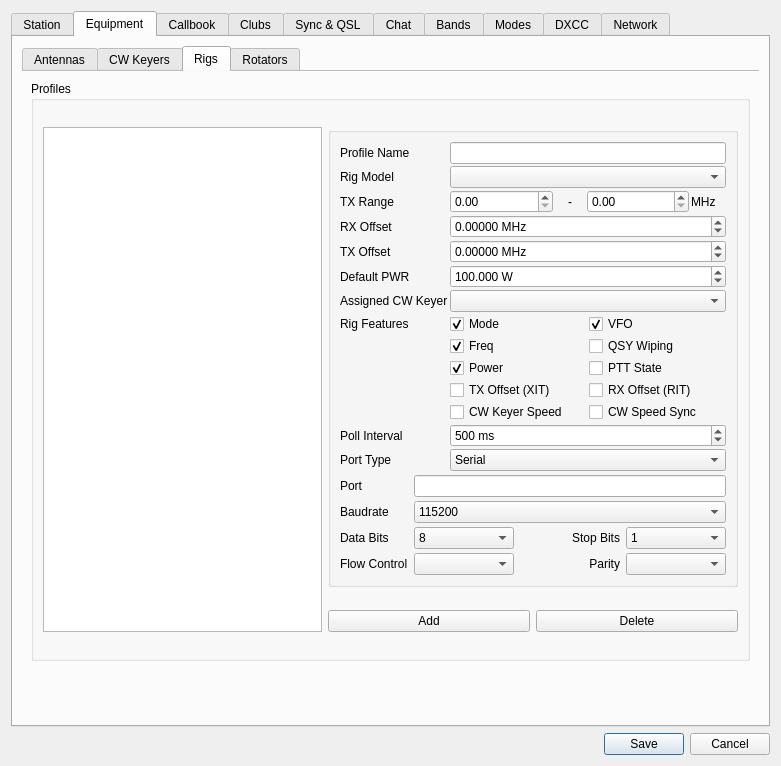
Before: the Qt Designer form ui/SettingsDialog.ui in k5mcd/QLog, drawn with Qt 5.
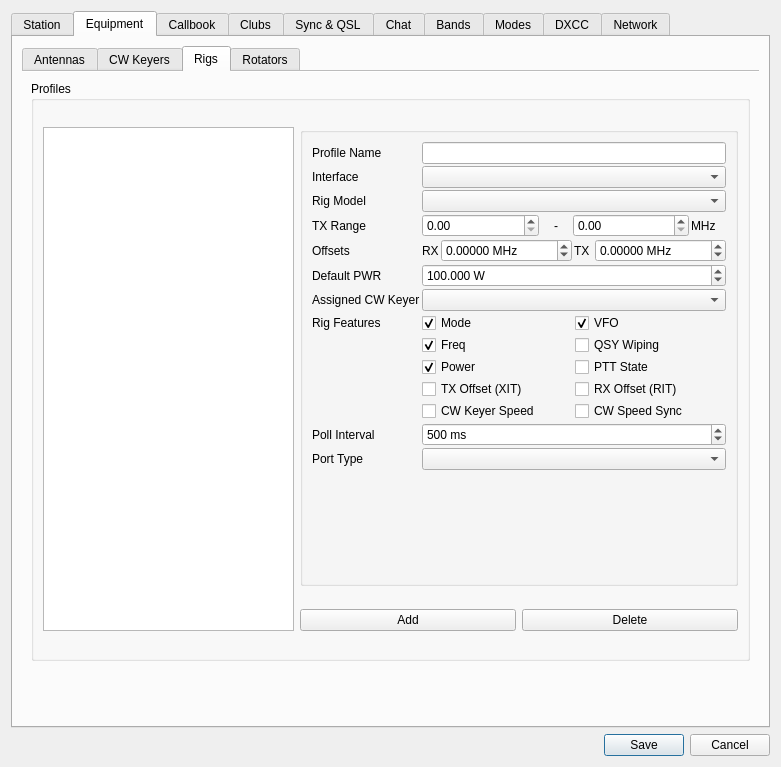
After: the same form once the commit is applied. The open tabs and pages were chosen to show the change. Icons and pictures are not drawn.

What changed in the file:
```diff
--- a/ui/SettingsDialog.ui
+++ b/ui/SettingsDialog.ui
@@ -7,7 +7,7 @@
     <x>0</x>
     <y>0</y>
     <width>781</width>
-    <height>766</height>
+    <height>767</height>
    </rect>
   </property>
   <property name="windowTitle">
@@ -1375,16 +1375,26 @@
                   </widget>
                  </item>
                  <item row="1" column="0">
+                  <widget class="QLabel" name="rigInterfaceLabel">
+                   <property name="text">
+                    <string>Interface</string>
+                   </property>
+                  </widget>
+                 </item>
+                 <item row="1" column="1">
+                  <widget class="QComboBox" name="rigInterfaceCombo"/>
+                 </item>
+                 <item row="2" column="0">
                   <widget class="QLabel" name="rigModelLabel">
                    <property name="text">
                     <string>Rig Model</string>
                    </property>
                   </widget>
                  </item>
-                 <item row="1" column="1">
+                 <item row="2" column="1">
                   <widget class="QComboBox" name="rigModelSelect"/>
                  </item>
-                 <item row="2" column="0">
+                 <item row="3" column="0">
                   <widget class="QLabel" name="txRangeLabel">
                    <property name="toolTip">
                     <string>Minimum and maximum TX frequencies. Specific ranges are derived from allowed Band in the Setting.</string>
@@ -1394,7 +1404,7 @@
                    </property>
                   </widget>
                  </item>
-                 <item row="2" column="1">
+                 <item row="3" column="1">
                   <layout class="QHBoxLayout" name="horizontalLayout_5">
                    <item>
                     <widget class="QDoubleSpinBox" name="rigTXFreqMinSpinBox">
@@ -1447,14 +1457,23 @@
                    </item>
                   </layout>
                  </item>
-                 <item row="3" column="0">
+                 <item row="4" column="0">
+                  <widget class="QLabel" name="rigOffsetsLabel">
+                   <property name="text">
+                    <string>Offsets</string>
+                   </property>
+                  </widget>
+                 </item>
+                 <item row="4" column="1">
+                  <layout class="QHBoxLayout" name="horizontalLayout_2">
+                   <item>
                   <widget class="QLabel" name="rigRXOffsetLabel">
                    <property name="text">
-                    <string>RX Offset</string>
+                      <string>RX</string>
                    </property>
                   </widget>
                  </item>
-                 <item row="3" column="1">
+                   <item>
                   <widget class="QDoubleSpinBox" name="rigRXOffsetSpinBox">
                    <property name="sizePolicy">
                     <sizepolicy hsizetype="Minimum" vsizetype="Fixed">
@@ -1482,14 +1501,14 @@
                    </property>
                   </widget>
                  </item>
-                 <item row="4" column="0">
+                   <item>
                   <widget class="QLabel" name="rigTXOffsetLabel">
                    <property name="text">
-                    <string>TX Offset</string>
+                      <string>TX </string>
                    </property>
                   </widget>
                  </item>
-                 <item row="4" column="1">
+                   <item>
                   <widget class="QDoubleSpinBox" name="rigTXOffsetSpinBox">
                    <property name="toolTip">
                     <string>Enter manually XIT or Transverter offset</string>
@@ -1511,6 +1530,8 @@
                    </property>
                   </widget>
                  </item>
+                  </layout>
+                 </item>
                  <item row="5" column="0">
                   <widget class="QLabel" name="rigPWRDefaultLabel">
                    <property name="text">
@@ -1710,6 +1731,16 @@
                    </property>
                   </widget>
                  </item>
+                 <item row="13" column="0">
+                  <widget class="QLabel" name="rigPortTypeLabel">
+                   <property name="text">
+                    <string>Port Type</string>
+                   </property>
+                  </widget>
+                 </item>
+                 <item row="13" column="1">
+                  <widget class="QComboBox" name="rigPortTypeCombo"/>
+                 </item>
                  <item row="14" column="0" colspan="2">
                   <widget class="QStackedWidget" name="rigStackedWidget">
                    <property name="sizePolicy">
@@ -2036,27 +2067,7 @@
                      </item>
                     </layout>
                    </widget>
-                  </widget>
-                 </item>
-                 <item row="13" column="0">
-                  <widget class="QLabel" name="rigPortTypeLabel">
-                   <property name="text">
-                    <string>Port Type</string>
-                   </property>
-                  </widget>
-                 </item>
-                 <item row="13" column="1">
-                  <widget class="QComboBox" name="rigPortTypeCombo">
-                   <item>
-                    <property name="text">
-                     <string>Serial</string>
-                    </property>
-                   </item>
-                   <item>
-                    <property name="text">
-                     <string>Network</string>
-                    </property>
-                   </item>
+                   <widget class="QWidget" name="page"/>
                   </widget>
                  </item>
                 </layout>
```
Left out of the diff: 19 changed lines with no effect on the pictures. Lines whose indentation alone changed are shown as unchanged.
